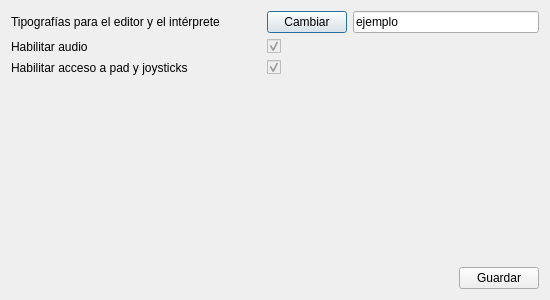
Above: pilasengine/configuracion/configuracion.ui from hugoruscitti/pilas before the change. Below: the same form after it.
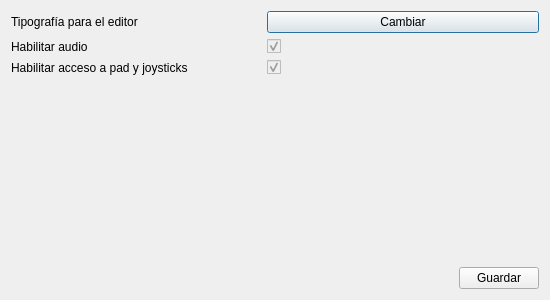
That is the form after the change.

```diff
--- a/pilasengine/configuracion/configuracion.ui
+++ b/pilasengine/configuracion/configuracion.ui
@@ -12,7 +12,7 @@
   </property>
   <property name="minimumSize">
    <size>
-    <width>550</width>
+    <width>500</width>
     <height>300</height>
    </size>
   </property>
@@ -32,7 +32,7 @@
        </property>
        <property name="maximumSize">
         <size>
-         <width>300</width>
+         <width>250</width>
          <height>16777215</height>
         </size>
        </property>
@@ -43,7 +43,7 @@
         </size>
        </property>
        <property name="text">
-        <string>Tipografías para el editor y el intérprete</string>
+        <string>Tipografía para el editor</string>
        </property>
       </widget>
      </item>
@@ -54,16 +54,6 @@
        </property>
       </widget>
      </item>
-     <item>
-      <widget class="QLineEdit" name="ejemplo">
-       <property name="text">
-        <string>ejemplo</string>
-       </property>
-       <property name="readOnly">
-        <bool>true</bool>
-       </property>
-      </widget>
-     </item>
     </layout>
    </item>
    <item row="1" column="0">
```
Left out of the diff: 12 changed lines with no effect on the pictures.
